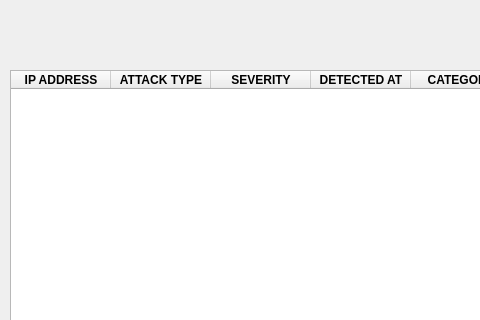
Old version of the form view/report.ui in the repository manuelkwizera/network-intrusion-detection-system; both pictures show x 0 to 480 and y 0 to 320 of the 1000 by 600 pixel window.
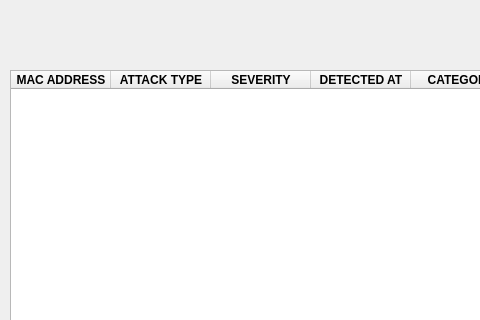
New version of the form.

Commit message: detectiong of spoofing attack

```diff
--- a/view/report.ui
+++ b/view/report.ui
@@ -24,7 +24,7 @@
    </property>
    <column>
     <property name="text">
-     <string>IP ADDRESS</string>
+     <string>MAC ADDRESS</string>
     </property>
     <property name="font">
      <font>
```
The commit also changes 2 other files.
